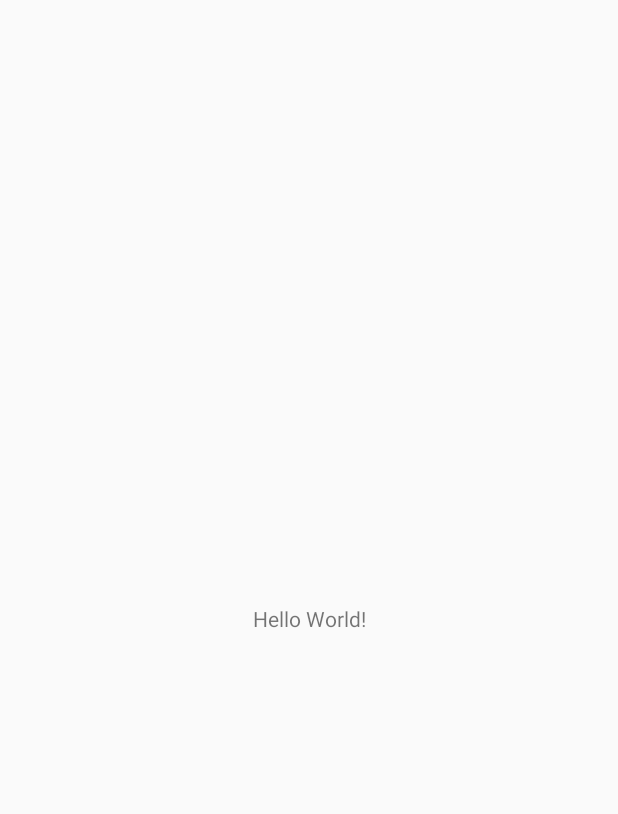
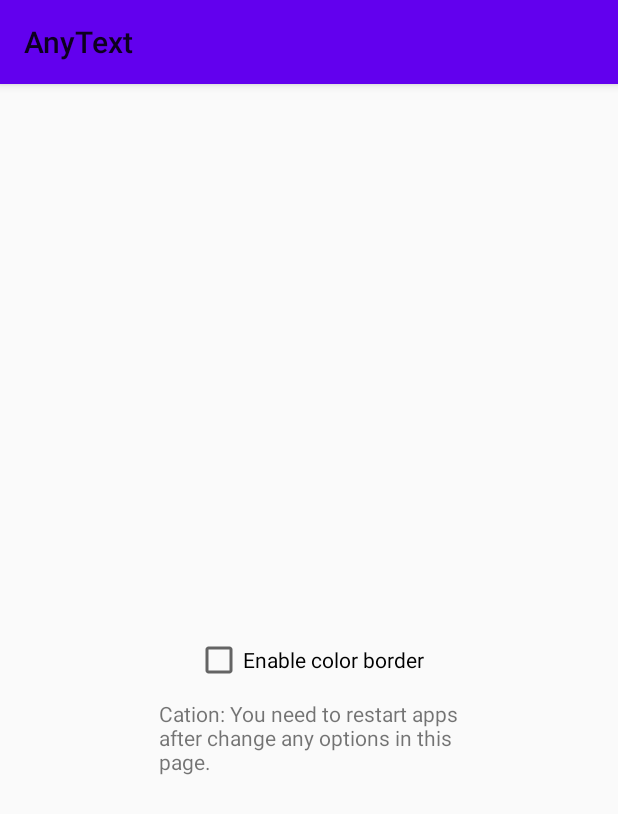
Before and after one commit to gitofleonardo/AnyText, an Android app: the screen it shows after launch (MainActivity), on a phone screen of 412 x 824 dp. Before the commit the part shown is almost empty. Shown: the top 814 px of the screen. Run offline under Robolectric (Android 15) with nearby library versions, the phone set to English and light mode, and no system bars.

Commit message:
Change ui and add more support for more applications

```diff
--- a/app/src/main/AndroidManifest.xml
+++ b/app/src/main/AndroidManifest.xml
@@ -3,6 +3,7 @@
     package="com.hhvvg.anytext">
 
     <application
+        android:name=".AnyApplication"
         android:allowBackup="true"
         android:icon="@mipmap/ic_launcher"
         android:label="@string/app_name"
--- a/app/src/main/java/com/hhvvg/anytext/AnyApplication.kt
+++ b/app/src/main/java/com/hhvvg/anytext/AnyApplication.kt
@@ -1,11 +1,13 @@
 package com.hhvvg.anytext
 
 import android.app.Application
+import com.hhvvg.anytext.utils.SharedPreferenceTools
 
 class AnyApplication : Application() {
     override fun onCreate() {
         super.onCreate()
         application = this
+        SharedPreferenceTools.setup(this.applicationContext)
     }
 
     companion object {
--- a/app/src/main/java/com/hhvvg/anytext/MainActivity.kt
+++ b/app/src/main/java/com/hhvvg/anytext/MainActivity.kt
@@ -1,14 +1,28 @@
 package com.hhvvg.anytext
 
+import android.content.SharedPreferences
 import android.os.Bundle
 import androidx.appcompat.app.AppCompatActivity
 import com.hhvvg.anytext.databinding.ActivityMainBinding
+import com.hhvvg.anytext.utils.KEY_SHOW_TEXT_BORDER
+import com.hhvvg.anytext.utils.SharedPreferenceTools
 
 class MainActivity : AppCompatActivity() {
     private val binding by lazy { ActivityMainBinding.inflate(layoutInflater) }
+    private val spInstance: SharedPreferences
+        get() = SharedPreferenceTools.getInstance()
 
     override fun onCreate(savedInstanceState: Bundle?) {
         super.onCreate(savedInstanceState)
         setContentView(binding.root)
+        setupViews()
+    }
+
+    private fun setupViews() {
+        binding.cbEnableColorBorder.setOnCheckedChangeListener { _, isChecked ->
+            val edit = spInstance.edit()
+            edit.putBoolean(KEY_SHOW_TEXT_BORDER, isChecked)
+            edit.apply()
+        }
     }
 }
--- a/app/src/main/java/com/hhvvg/anytext/ui/TextEditingDialog.kt
+++ b/app/src/main/java/com/hhvvg/anytext/ui/TextEditingDialog.kt
@@ -4,7 +4,6 @@ import android.app.AlertDialog
 import android.content.Context
 import android.os.Bundle
 import android.text.SpannableString
-import android.util.Log
 import android.view.Gravity
 import android.view.View
 import android.view.WindowManager
@@ -12,6 +11,7 @@ import android.widget.*
 import androidx.core.view.isVisible
 import com.hhvvg.anytext.R
 import com.hhvvg.anytext.hook.AnyHookLoaded.Companion.moduleRes
+import com.hhvvg.anytext.utils.dp2px
 import com.hhvvg.anytext.wrapper.TextViewOnClickWrapper
 
 private const val TAG = "TextEditingDialog"
@@ -34,7 +34,8 @@ class TextEditingDialog(
         val parentView = LinearLayout(context)
         parentView.gravity = Gravity.CENTER
         parentView.orientation = LinearLayout.VERTICAL
-        parentView.setPadding(24, 24, 24, 24)
+        val pad = dp2px(context, 24.0f).toInt()
+        parentView.setPadding(pad, pad, pad, pad)
         applyButton = Button(context)
         originButton = Button(context)
         editText = EditText(context)
--- /dev/null
+++ b/app/src/main/java/com/hhvvg/anytext/utils/Constants.kt
@@ -0,0 +1,7 @@
+package com.hhvvg.anytext.utils
+
+const val PACKAGE_NAME = "com.hhvvg.anytext"
+
+const val DEFAULT_SHARED_PREFERENCES_FILE_NAME = "DefaultSharedPreferences"
+
+const val KEY_SHOW_TEXT_BORDER = "key_show_border"
--- /dev/null
+++ b/app/src/main/java/com/hhvvg/anytext/utils/SharedPreferenceTools.kt
@@ -0,0 +1,17 @@
+package com.hhvvg.anytext.utils
+
+import android.content.Context
+import android.content.SharedPreferences
+
+object SharedPreferenceTools {
+    private lateinit var spInstance: SharedPreferences
+
+    fun setup(context: Context) {
+        spInstance =
+            context.getSharedPreferences(DEFAULT_SHARED_PREFERENCES_FILE_NAME, Context.MODE_PRIVATE)
+    }
+
+    fun getInstance(): SharedPreferences {
+        return spInstance
+    }
+}
--- a/app/src/main/res/layout/activity_main.xml
+++ b/app/src/main/res/layout/activity_main.xml
@@ -5,14 +5,21 @@
     android:layout_width="match_parent"
     android:layout_height="match_parent"
     tools:context=".MainActivity">
-
-    <TextView
-        android:layout_width="wrap_content"
-        android:layout_height="wrap_content"
-        android:text="Hello World!"
-        app:layout_constraintBottom_toBottomOf="parent"
+    <CheckBox
+        android:id="@+id/cb_enable_color_border"
+        app:layout_constraintTop_toTopOf="parent"
         app:layout_constraintLeft_toLeftOf="parent"
         app:layout_constraintRight_toRightOf="parent"
-        app:layout_constraintTop_toTopOf="parent" />
-
+        app:layout_constraintBottom_toBottomOf="parent"
+        android:text="@string/enable_color_border"
+        android:layout_width="wrap_content"
+        android:layout_height="wrap_content"/>
+    <TextView
+        android:text="@string/option_change_hint"
+        android:layout_marginTop="10dp"
+        app:layout_constraintLeft_toLeftOf="parent"
+        app:layout_constraintRight_toRightOf="parent"
+        app:layout_constraintTop_toBottomOf="@id/cb_enable_color_border"
+        android:layout_width="200dp"
+        android:layout_height="wrap_content"/>
 </androidx.constraintlayout.widget.ConstraintLayout>
--- a/app/src/main/res/values-night/themes.xml
+++ b/app/src/main/res/values-night/themes.xml
@@ -1,6 +1,6 @@
 <resources xmlns:tools="http://schemas.android.com/tools">
     <!-- Base application theme. -->
-    <style name="Theme.AnyText" parent="Theme.AppCompat.DayNight.NoActionBar">
+    <style name="Theme.AnyText" parent="Theme.AppCompat.DayNight">
         <!-- Primary brand color. -->
         <item name="colorPrimary">@color/purple_200</item>
         <item name="colorPrimaryVariant">@color/purple_700</item>
--- a/app/src/main/res/values/strings.xml
+++ b/app/src/main/res/values/strings.xml
@@ -7,4 +7,6 @@
     <string name="successfully_modified">Successfully modified</string>
     <string name="anytext_working_now">AnyText is working now</string>
     <string name="edit_text_dialog_title">Change any text you want</string>
+    <string name="enable_color_border">Enable color border</string>
+    <string name="option_change_hint">Cation: You need to restart apps after change any options in this page.</string>
 </resources>
--- a/app/src/main/res/values/themes.xml
+++ b/app/src/main/res/values/themes.xml
@@ -1,6 +1,6 @@
 <resources xmlns:tools="http://schemas.android.com/tools">
     <!-- Base application theme. -->
-    <style name="Theme.AnyText" parent="Theme.AppCompat.DayNight.NoActionBar">
+    <style name="Theme.AnyText" parent="Theme.AppCompat.DayNight">
         <!-- Primary brand color. -->
         <item name="colorPrimary">@color/purple_500</item>
         <item name="colorPrimaryVariant">@color/purple_700</item>
```
Also changed, not shown: app/src/main/java/com/hhvvg/anytext/hook/AnyHookLoaded.kt (+46 -36 lines), app/src/main/java/com/hhvvg/anytext/utils/Utils.kt (added, +13 -0 lines), app/src/main/res/layout/dialog_layout_text_editing.xml (deleted, +0 -25 lines).
